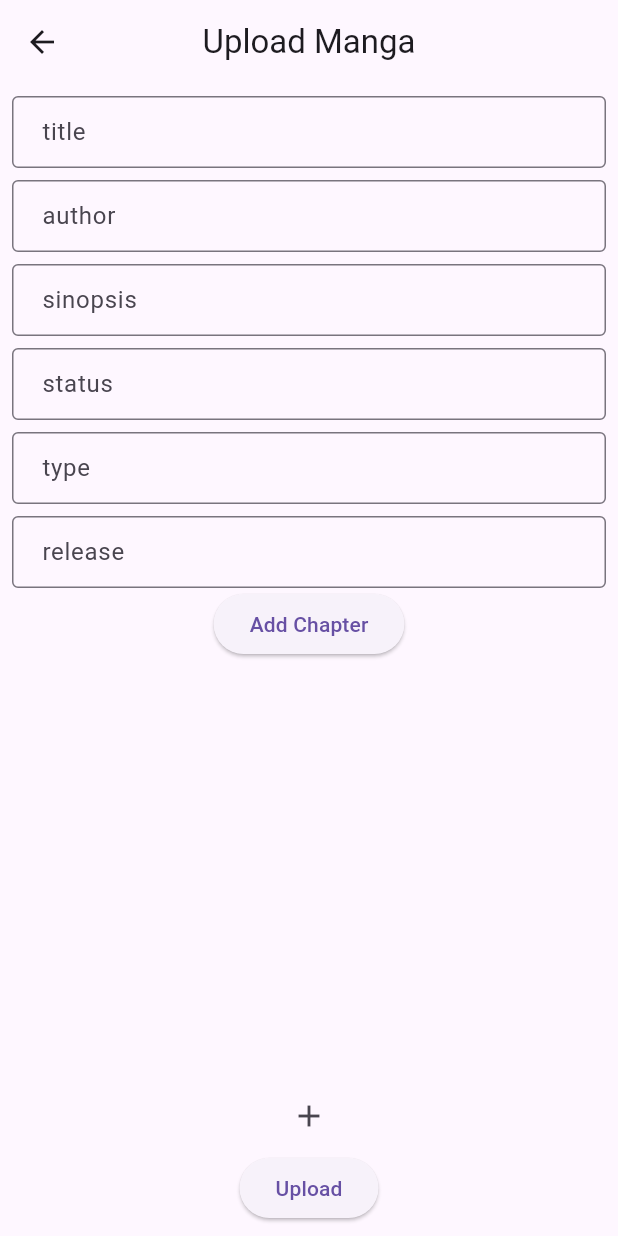
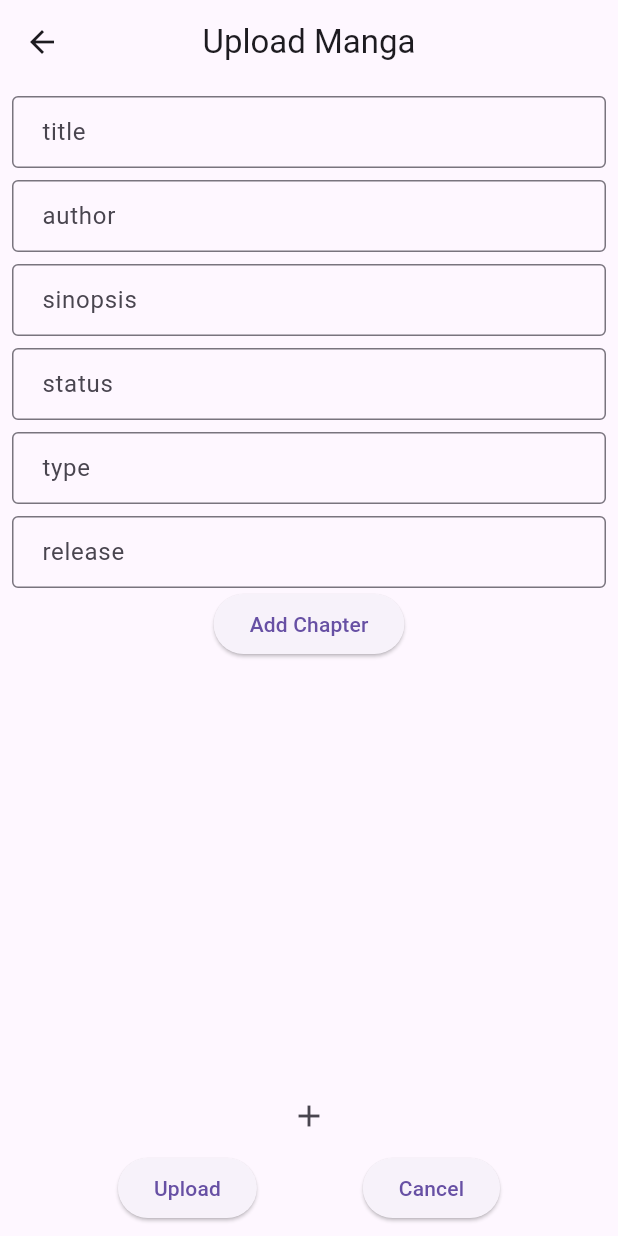
Before and after one commit to myITS-animelist/my_its_anime_list, a Flutter app: the screen it shows after launch, after a tap on "Upload Manga", on a phone screen of 412 x 824 dp. Run offline on Flutter 3.47's test engine with Material 3 defaults, Android fonts, the phone set to English and light mode, and no system bars; our stand-ins replace bloc, cloud_firestore, dartz, equatable, firebase_core, firebase_storage and 3 more; accounts and stored records are empty; network calls fail.

```diff
--- a/lib/dependency_injection.dart
+++ b/lib/dependency_injection.dart
@@ -3,6 +3,8 @@ import 'package:get_it/get_it.dart';
 import 'package:my_its_anime_list/features/manga/data/datasources/remote_datasource.dart';
 import 'package:my_its_anime_list/features/manga/data/repositories/manga_repository_impl.dart';
 import 'package:my_its_anime_list/features/manga/domain/repositories/manga_repository.dart';
+import 'package:my_its_anime_list/features/manga/domain/usecases/add_chapter.dart';
+import 'package:my_its_anime_list/features/manga/domain/usecases/add_content_to_chapter.dart';
 import 'package:my_its_anime_list/features/manga/domain/usecases/create_manga.dart';
 import 'package:my_its_anime_list/features/manga/domain/usecases/get_all_mangas.dart';
 import 'package:my_its_anime_list/features/manga/domain/usecases/get_manga.dart';
@@ -56,5 +58,13 @@ Future<void> initializeDependencies() async {
     CreateManga(sl()),
   );
 
+  sl.registerSingleton<AddChapter>(
+    AddChapter(sl()),
+  );
+
+  sl.registerSingleton<AddContentToChapter>(
+    AddContentToChapter(sl()),
+  );
+
   sl.registerFactory<MangaBloc>(() => MangaBloc(sl()));
 }
--- a/lib/features/manga/data/repositories/manga_repository_impl.dart
+++ b/lib/features/manga/data/repositories/manga_repository_impl.dart
@@ -4,6 +4,7 @@ import 'package:my_its_anime_list/core/error/exception.dart';
 import 'package:my_its_anime_list/core/error/failure.dart';
 import 'package:dartz/dartz.dart';
 import 'package:my_its_anime_list/features/manga/data/datasources/remote_datasource.dart';
+import 'package:my_its_anime_list/features/manga/data/models/manga_model.dart';
 import 'package:my_its_anime_list/features/manga/domain/entities/manga.dart';
 import 'package:my_its_anime_list/features/manga/domain/repositories/manga_repository.dart';
 
@@ -12,23 +13,73 @@ class MangaRepositoryImpl implements MangaRepository {
 
   MangaRepositoryImpl(this.remoteDataSource);
 
-  @override
-  Future<Either<Failure, List<MangaEntity>>> getMangaList() async {
+  // @override
+  // Future<Either<Failure, List<MangaEntity>>> getMangaList() async {
+  //   try {
+  //     final result = await remoteDataSource.getMangaList();
+  //     return Right(result);
+  //   } on ServerException {
+  //     return Left(Failure());
+  //   }
+  // }
+
+  // @override
+  // Future<Either<Failure, MangaEntity>> getMangaDetail(String id) async {
+  //   try {
+  //     final result = await remoteDataSource.getMangaDetail(id);
+  //     return Right(result);
+  //   } on ServerException {
+  //     return Left(Failure());
+  //   }
+  // }
+
+    @override
+  Stream<Either<Failure, List<MangaEntity>>> getMangaList() async* {
     try {
-      final result = await remoteDataSource.getMangaList();
-      return Right(result);
+      final result = remoteDataSource.getMangaList();
+
+      await for (final mangaModel in result) {
+        final mangaEntity = mangaModel.map((e) => MangaEntity(
+          title: e.title,
+          author: e.author,
+          sinopsis: e.sinopsis,
+          cover: e.cover,
+          status: e.status,
+          type: e.type,
+          chapter: e.chapter,
+          release: e.release,
+          genre: e.genre,
+          id: e.id,
+        )).toList();
+        yield Right<Failure, List<MangaEntity>>(mangaEntity);
+      }
     } on ServerException {
-      return Left(Failure());
+      yield Left<Failure, List<MangaEntity>>(Failure());
     }
   }
 
   @override
-  Future<Either<Failure, MangaEntity>> getMangaDetail(String id) async {
+  Stream<Either<Failure, MangaEntity>> getMangaDetail(String id) async* {
     try {
-      final result = await remoteDataSource.getMangaDetail(id);
-      return Right(result);
+      final mangaStream = remoteDataSource.getMangaDetail(id);
+
+      await for (final mangaModel in mangaStream) {
+        final mangaEntity = MangaEntity(
+          title: mangaModel.title,
+          author: mangaModel.author,
+          sinopsis: mangaModel.sinopsis,
+          cover: mangaModel.cover,
+          status: mangaModel.status,
+          type: mangaModel.type,
+          chapter: mangaModel.chapter,
+          release: mangaModel.release,
+          genre: mangaModel.genre,
+          id: mangaModel.id,
+        );
+        yield Right<Failure, MangaEntity>(mangaEntity);
+      }
     } on ServerException {
-      return Left(Failure());
+      yield Left<Failure, MangaEntity>(Failure());
     }
   }
 
@@ -41,4 +92,23 @@ class MangaRepositoryImpl implements MangaRepository {
       throw Failure();
     }
   }
+
+
+  @override
+  Future<void> addChapter(String id, Map<String, dynamic> chapter) async {
+    try {
+      await remoteDataSource.addChapter(id, chapter);
+    } on ServerException {
+      throw Failure();
+    }
+  }
+
+  @override
+  Future<void> addContentToChapter(String mangaId, Map<String, dynamic> newContent, int chapterNum) async {
+    try {
+      await remoteDataSource.addContentToChapter(mangaId, newContent, chapterNum);
+    } on ServerException {
+      throw Failure();
+    }
+  }
 }
--- a/lib/features/manga/domain/repositories/manga_repository.dart
+++ b/lib/features/manga/domain/repositories/manga_repository.dart
@@ -3,7 +3,9 @@ import 'package:my_its_anime_list/features/manga/domain/entities/manga.dart';
 import 'package:my_its_anime_list/core/error/failure.dart';
 
 abstract class MangaRepository {
-  Future<Either<Failure, List<MangaEntity>>> getMangaList();
-  Future<Either<Failure, MangaEntity>> getMangaDetail(String id);
+  Stream<Either<Failure, List<MangaEntity>>> getMangaList();
+  Stream<Either<Failure, MangaEntity>> getMangaDetail(String id);
   Future<void> createManga(Map<String, dynamic> manga);
+  Future<void> addChapter(String id, Map<String, dynamic> chapter);
+  Future<void> addContentToChapter(String mangaId, Map<String, dynamic> newContent, int chapterNum);
 }
--- a/lib/features/manga/domain/usecases/get_all_mangas.dart
+++ b/lib/features/manga/domain/usecases/get_all_mangas.dart
@@ -9,7 +9,11 @@ class GetMangaList {
 
   GetMangaList(this._repository);
 
-  Future<Either<Failure, List<MangaEntity>>> execute() async {
-    return await _repository.getMangaList();
+  // Future<Either<Failure, List<MangaEntity>>> execute() async {
+  //   return await _repository.getMangaList();
+  // }
+
+  Stream<Either<Failure, List<MangaEntity>>> execute() {
+    return _repository.getMangaList();
   }
 }
--- a/lib/features/manga/presentation/bloc/manga_bloc.dart
+++ b/lib/features/manga/presentation/bloc/manga_bloc.dart
@@ -14,13 +14,26 @@ class MangaBloc extends Bloc<MangaEvent, MangaState> {
     on <GetMangaListEvent> (onGetMangaList);
   }
 
-  void onGetMangaList(GetMangaListEvent event, Emitter<MangaState> emit) async {
-    emit(const MangaLoading());
-    final result = await getMangaList.execute();
+  // void onGetMangaList(GetMangaListEvent event, Emitter<MangaState> emit) async {
+  //   emit(const MangaLoading());
+  //   final result = await getMangaList.execute();
+  //   result.fold(
+  //     (failure) => emit(MangaError(message: failure.message!)),
+  //     (mangalist) => emit(MangaLoaded(mangalist: mangalist)),
+  //   );
+  // }
+
+void onGetMangaList(GetMangaListEvent event, Emitter<MangaState> emit) async {
+  emit(const MangaLoading());
+  try {
+    final result = await getMangaList.execute().first;
     result.fold(
       (failure) => emit(MangaError(message: failure.message!)),
       (mangalist) => emit(MangaLoaded(mangalist: mangalist)),
     );
+  } catch (e) {
+    emit(MangaError(message: 'An error occurred: $e'));
   }
+}
 
 }
--- a/lib/features/manga/presentation/pages/manga_home_page.dart
+++ b/lib/features/manga/presentation/pages/manga_home_page.dart
@@ -20,8 +20,21 @@ class _MangaHomePageState extends State<MangaHomePage> {
           title: const Text("My ITS Anime List"),
           centerTitle: true,
         ),
-        body: BlocBuilder<MangaBloc, MangaState>(builder: (context, state) {
-          if (state is MangaLoading) {
+        body:
+        StreamBuilder<MangaState>(
+          stream: BlocProvider.of<MangaBloc>(context).stream,
+          builder: (context, snapshot) {
+            if(snapshot.connectionState == ConnectionState.waiting) {
+              return const Center(
+                child: CircularProgressIndicator(),
+              );
+            } else if(snapshot.hasError) {
+              return Center(
+                child: Text(snapshot.error.toString()),
+              );
+            } else {
+              final state = snapshot.data;
+               if (state is MangaLoading) {
             return const Center(
               child: CircularProgressIndicator(),
             );
@@ -187,6 +200,9 @@ class _MangaHomePageState extends State<MangaHomePage> {
               child: Text("Unknown state"),
             );
           }
-        }));
+            }
+          },
+        )
+        );
   }
 }
--- a/lib/features/manga/presentation/widgets/chapter_bottom_sheet.dart
+++ b/lib/features/manga/presentation/widgets/chapter_bottom_sheet.dart
@@ -16,6 +16,12 @@ class ChapterBottomSheet extends StatelessWidget {
             builder: (context) => Scaffold(
                   appBar: AppBar(
                     title: Text("Chapter"),
+                      actions: [
+                        IconButton(
+                          icon: Icon(Icons.add),
+                          onPressed: (){},
+                        ),
+                      ],
                   ),
                   body: ListView(
                     children: chapter.map((e) {
--- a/lib/features/manga/presentation/widgets/form_upload_manga.dart
+++ b/lib/features/manga/presentation/widgets/form_upload_manga.dart
@@ -83,105 +83,42 @@ class _FormUplaodMangaState extends State<FormUplaodManga> {
                   child: CircularProgressIndicator(),
                 );
               }
-              return Padding(
+              return Center(
+                child: Padding(
                   padding: const EdgeInsets.all(8.0),
-                child: Column(
+                  child:
+                  Center(
+                    child:  Column(
                     children: [
-                    TextField(
-                      controller: titleController,
-                      autocorrect: true,
-                      keyboardType: TextInputType.text,
-                      textInputAction: TextInputAction.next,
-                      decoration: const InputDecoration(
-                          contentPadding:
-                              EdgeInsets.symmetric(horizontal: 16, vertical: 8),
-                          border: OutlineInputBorder(),
-                          labelText: 'title',
-                          hintText: 'masukkan title'),
-                      onChanged: (value) {
-                        mangaData['title'] = value;
-                      },
-                    ),
+                      TextFieldWidget(
+                          textController: titleController,
+                          mangaData: mangaData,
+                          input: "title"),
                       const SizedBox(height: 8),
-                    TextField(
-                      controller: authorController,
-                      autocorrect: true,
-                      keyboardType: TextInputType.text,
-                      textInputAction: TextInputAction.next,
-                      decoration: const InputDecoration(
-                          contentPadding:
-                              EdgeInsets.symmetric(horizontal: 16, vertical: 8),
-                          border: OutlineInputBorder(),
-                          labelText: 'author',
-                          hintText: 'masukkan author'),
-                      onChanged: (value) {
-                        mangaData['author'] = value;
-                      },
-                    ),
+                      TextFieldWidget(
+                          textController: authorController,
+                          mangaData: mangaData,
+                          input: 'author'),
                       const SizedBox(height: 8),
-                    TextField(
-                      controller: sinopsisController,
-                      autocorrect: true,
-                      keyboardType: TextInputType.text,
-                      textInputAction: TextInputAction.next,
-                      decoration: const InputDecoration(
-                          contentPadding:
-                              EdgeInsets.symmetric(horizontal: 16, vertical: 8),
-                          border: OutlineInputBorder(),
-                          labelText: 'sinopsis',
-                          hintText: 'masukkan sinopsis'),
-                      onChanged: (value) {
-                        mangaData['sinopsis'] = value;
-                      },
-                    ),
+                      TextFieldWidget(
+                          textController: sinopsisController,
+                          mangaData: mangaData,
+                          input: 'sinopsis'),
                       const SizedBox(height: 8),
-                    TextField(
-                      controller: statusController,
-                      autocorrect: true,
-                      keyboardType: TextInputType.text,
-                      textInputAction: TextInputAction.next,
-                      decoration: const InputDecoration(
-                          contentPadding:
-                              EdgeInsets.symmetric(horizontal: 16, vertical: 8),
-                          border: OutlineInputBorder(),
-                          labelText: 'status',
-                          hintText: 'masukkan status'),
-                      onChanged: (value) {
-                        mangaData['status'] = value;
-                      },
-                    ),
+                      TextFieldWidget(
+                          textController: statusController,
+                          mangaData: mangaData,
+                          input: 'status'),
                       const SizedBox(height: 8),
-                    TextField(
-                      controller: typeController,
-                      autocorrect: true,
-                      keyboardType: TextInputType.text,
-                      textInputAction: TextInputAction.next,
-                      decoration: const InputDecoration(
-                          contentPadding:
-                              EdgeInsets.symmetric(horizontal: 16, vertical: 8),
-                          border: OutlineInputBorder(),
-                          labelText: 'type',
-                          hintText: 'masukkan type'),
-                      onChanged: (value) {
-                        mangaData['type'] = value;
-                      },
-                    ),
+                      TextFieldWidget(
+                          textController: typeController,
+                          mangaData: mangaData,
+                          input: 'type'),
                       const SizedBox(height: 8),
-                    TextField(
-                      controller: releaseController,
-                      autocorrect: true,
-                      keyboardType: TextInputType.text,
-                      textInputAction: TextInputAction.next,
-                      decoration: const InputDecoration(
-                          contentPadding:
-                              EdgeInsets.symmetric(horizontal: 16, vertical: 8),
-                          border: OutlineInputBorder(),
-                          labelText: 'release',
-                          hintText: 'masukkan release'),
-                      onChanged: (value) {
-                        mangaData['release'] = value;
-                      },
-                    ),
+                      TextFieldWidget(
+                          textController: releaseController,
+                          mangaData: mangaData,
+                          input: 'release'),
                       ChapterUploadForm(updateChapter: _updateChapter),
                       Expanded(
                         child: SingleChildScrollView(
@@ -201,15 +138,19 @@ class _FormUplaodMangaState extends State<FormUplaodManga> {
                           ),
                         ),
                       ),
+                      // show image if image have been uploaded
+                      if (imageUrl.isNotEmpty)
+                        Image.network(
+                          imageUrl,
+                          width: 100,
+                          height: 100,
+                        ),
                       IconButton(
                         onPressed: () async {
                           ImagePicker imagePicker = ImagePicker();
 
                           XFile? file = await imagePicker.pickImage(
                               source: ImageSource.gallery);
-
-                        var pathfile = file?.path;
-
                           if (file == null) {
                             return;
                           }
@@ -226,35 +167,60 @@ class _FormUplaodMangaState extends State<FormUplaodManga> {
 
                           try {
                             await referenceImageToUpload
-                              .putFile(File(file!.path));
+                                .putFile(File(file.path));
                             imageUrl =
                                 await referenceImageToUpload.getDownloadURL();
                             setState(() {
                               mangaData['cover'] = imageUrl;
-                            print("mangaData['cover'] ${mangaData['cover']}");
                             });
-                          print(imageUrl);
                           } catch (error) {
                             // handle error
                           }
                         },
                         icon: const Icon(Icons.add),
                       ),
+                      Row(
+                        mainAxisAlignment: MainAxisAlignment.spaceEvenly,
+                        children: [
                           ElevatedButton(
                             onPressed: () {
                               // use bloc to upload manga
                               setState(() {
+                                mangaData['title'] = titleController.text;
+                                mangaData['author'] = authorController.text;
+                                mangaData['sinopsis'] = sinopsisController.text;
+                                mangaData['status'] = statusController.text;
+                                mangaData['type'] = typeController.text;
+                                mangaData['release'] = releaseController.text;
                                 mangaData['chapter'] = chapters;
-                          print("data chapter $chapters");
-                          print("mangaData: ${mangaData['chapter']}");
                               });
                               context
                                   .read<MangaBlocCreate>()
                                   .add(CreateMangaEvent(mangaData));
                             },
                             child: const Text('Upload'),
+                          ),
+                          ElevatedButton(
+                            onPressed: () {
+                              // delete uploaded image from firebase storage
+                              if (imageUrl.isNotEmpty) {
+                                Reference referenceRoot =
+                                    FirebaseStorage.instance.ref();
+                                Reference referenceDirImages =
+                                    referenceRoot.child('images');
+                                Reference referenceImageToDelete =
+                                    referenceDirImages.child(imageUrl);
+                                referenceImageToDelete.delete();
+                              }
+                              Navigator.pop(context);
+                            },
+                            child: const Text('Cancel'),
+                          ),
+                        ],
                       )
                     ],
+                  ),
+               )
                   ),
               );
             },
@@ -262,3 +228,35 @@ class _FormUplaodMangaState extends State<FormUplaodManga> {
         ));
   }
 }
+
+class TextFieldWidget extends StatelessWidget {
+  const TextFieldWidget({
+    super.key,
+    required this.textController,
+    required this.mangaData,
+    required this.input,
+  });
+
+  final TextEditingController textController;
+  final Map<String, dynamic> mangaData;
+  final String input;
+
+  @override
+  Widget build(BuildContext context) {
+    return TextField(
+      controller: textController,
+      autocorrect: true,
+      keyboardType: TextInputType.text,
+      textInputAction: TextInputAction.next,
+      decoration: InputDecoration(
+          contentPadding:
+              const EdgeInsets.symmetric(horizontal: 16, vertical: 8),
+          border: const OutlineInputBorder(),
+          labelText: input,
+          hintText: 'masukkan $input'),
+      onChanged: (value) {
+        mangaData[input] = value;
+      },
+    );
+  }
+}
```
Also changed, not shown: lib/features/manga/data/datasources/remote_datasource.dart (+48 -9 lines), lib/features/manga/domain/usecases/add_chapter.dart (added, +12 -0 lines), lib/features/manga/domain/usecases/add_content_to_chapter.dart (added, +12 -0 lines), lib/features/manga/domain/usecases/get_manga.dart (+6 -2 lines), lib/features/manga/presentation/bloc/chapter/chapter_add_event.dart (added, +18 -0 lines), lib/features/manga/presentation/bloc/chapter/chapter_add_state.dart (added, +46 -0 lines), lib/features/manga/presentation/widgets/add_chapter_form.dart (added, +75 -0 lines), lib/features/manga/presentation/bloc/chapter/chapter_add_bloc.dart (added), lib/main.dart (line endings or trailing spaces). Lines whose indentation alone changed are shown as unchanged.
